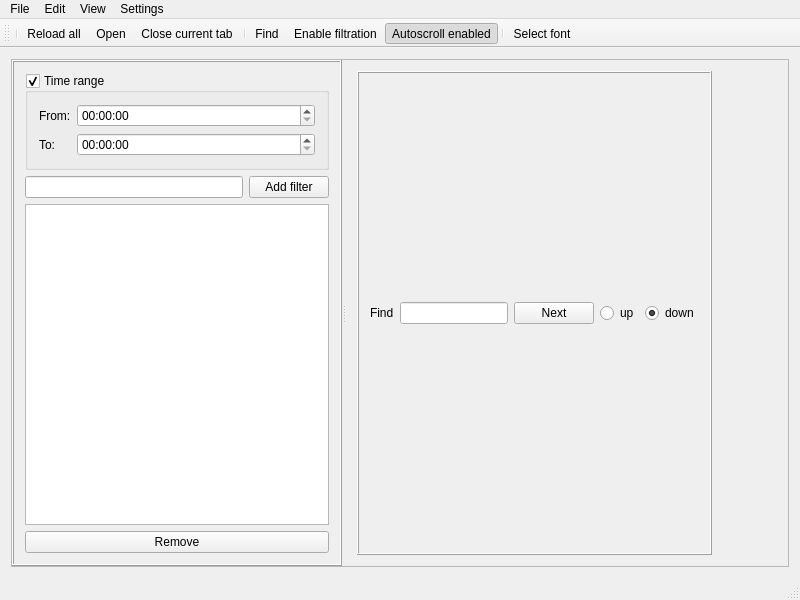
Above: src/mainwindow.ui from lysevi/logan before the change. Below: the same form after it.
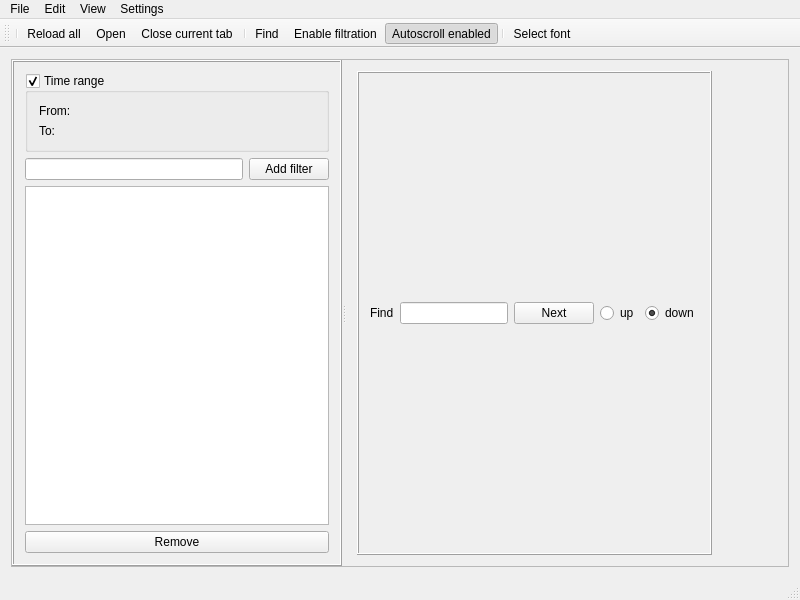
That is the form after the change. Icons and pictures are not drawn.

Commit message: time edit control.

Diff of the .ui file:
```diff
--- a/src/mainwindow.ui
+++ b/src/mainwindow.ui
@@ -75,7 +75,7 @@
             </widget>
            </item>
            <item row="0" column="1">
-            <widget class="QTimeEdit" name="rangeFrom"/>
+            <widget class="QWidget" name="rangeFrom" native="true"/>
            </item>
            <item row="1" column="0">
             <widget class="QLabel" name="label_3">
@@ -85,7 +85,7 @@
             </widget>
            </item>
            <item row="1" column="1">
-            <widget class="QTimeEdit" name="rangeTo"/>
+            <widget class="QWidget" name="rangeTo" native="true"/>
            </item>
           </layout>
          </widget>
```
The commit also changes 6 other files.
